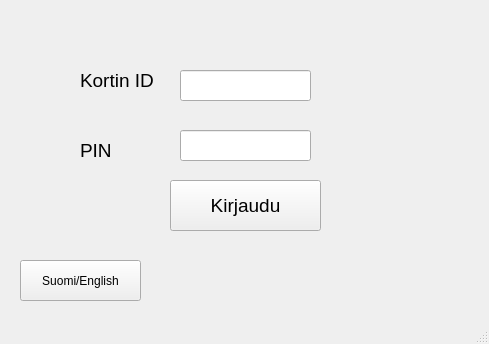
Qt form bank-automat/mainwindow.ui (cheezyx/Bank-sim) before a commit.
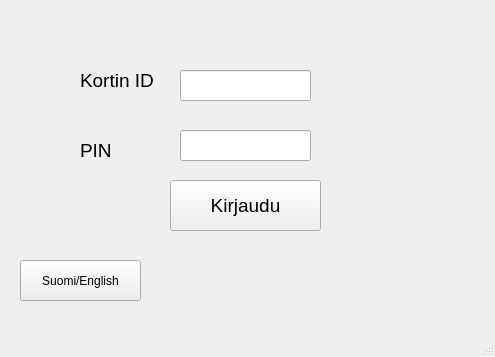
The same form after that commit.

The edit to the form file:
```diff
--- a/bank-automat/mainwindow.ui
+++ b/bank-automat/mainwindow.ui
@@ -6,8 +6,8 @@
    <rect>
     <x>0</x>
     <y>0</y>
-    <width>489</width>
-    <height>344</height>
+    <width>495</width>
+    <height>357</height>
    </rect>
   </property>
   <property name="windowTitle">
```
